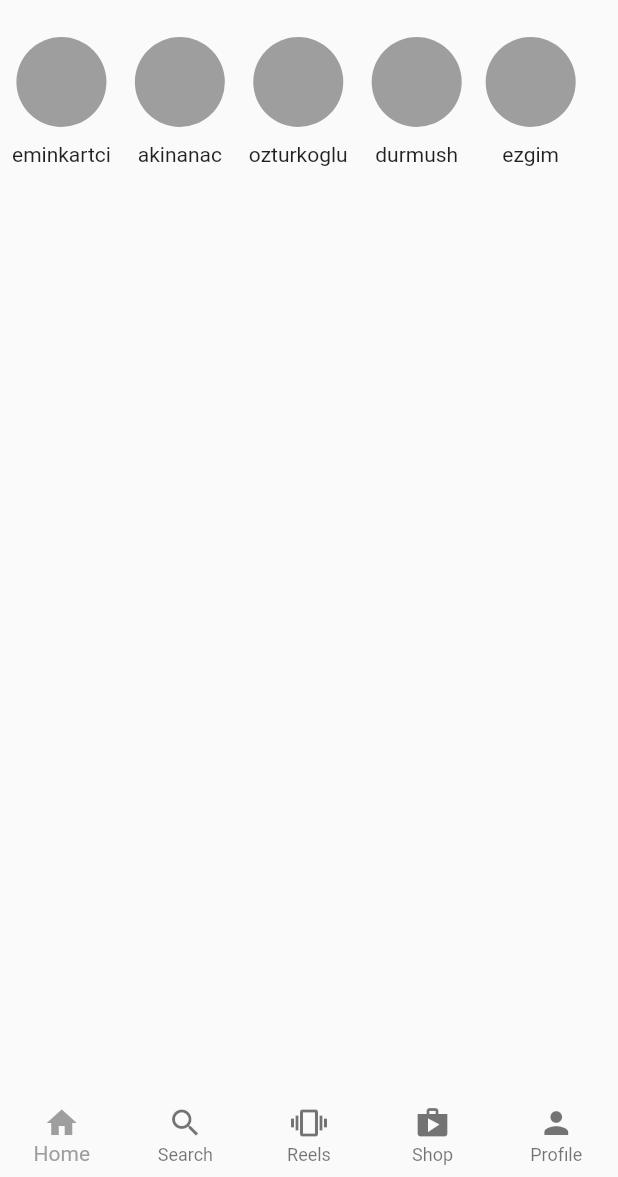
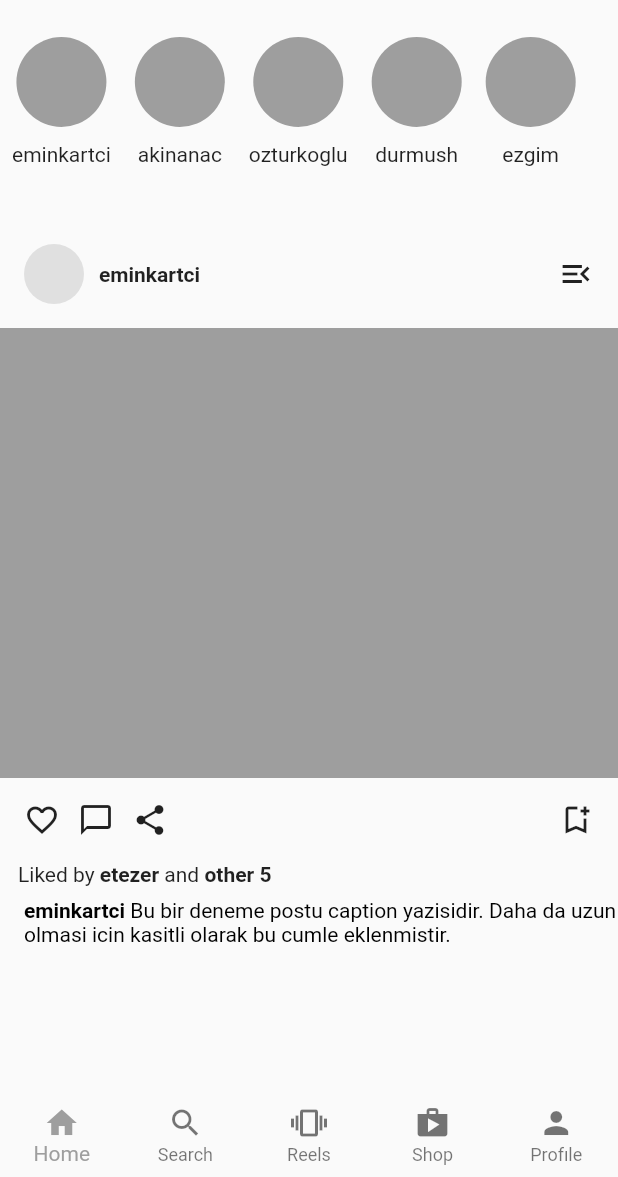
Before and after one commit to eminkartci/Flutter-Instagram-Clone, a Flutter app: the screen it shows after launch, on a phone screen of 412 x 824 dp, the part 59-1236 px from its top. Run offline on Flutter 3.47's test engine with Material 2 defaults, Android fonts, the light colour scheme and no system bars.

Commit message:
Home Page tamamlandi

```diff
--- a/instagram_clone_amean/lib/pages/home.dart
+++ b/instagram_clone_amean/lib/pages/home.dart
@@ -1,5 +1,6 @@
 import 'package:flutter/material.dart';
 import 'package:instagram_clone_amean/pages/util/bubble_stories.dart';
+import 'package:instagram_clone_amean/pages/util/user_posts.dart';
 
 class UserHomePage extends StatelessWidget {
   UserHomePage({Key? key}) : super(key: key);
@@ -11,6 +12,8 @@ class UserHomePage extends StatelessWidget {
     "durmush",
     "ezgim"
   ];
+
+  final List posts = ["eminkartci", "akinanac", "ozturkoglu"];
 
   @override
   Widget build(BuildContext context) {
@@ -49,7 +52,17 @@ class UserHomePage extends StatelessWidget {
                 itemBuilder: (context, index) {
                   return BubbleStory(username: people[index]);
                 },
-              ))
+              )),
+
+          // Posts
+          Container(
+              height: 500,
+              child: ListView.builder(
+                itemCount: posts.length,
+                itemBuilder: (context, index) {
+                  return UserPosts(name: posts[index]);
+                },
+              )),
         ],
       ),
     );
--- a/instagram_clone_amean/lib/pages/util/bubble_stories.dart
+++ b/instagram_clone_amean/lib/pages/util/bubble_stories.dart
@@ -4,7 +4,7 @@ class BubbleStory extends StatelessWidget {
   final username;
 
   // ignore: use_key_in_widget_constructors
-  const BubbleStory({required this.username});
+  const BubbleStory({Key? key, required this.username}) : super(key: key);
 
   @override
   Widget build(BuildContext context) {
--- /dev/null
+++ b/instagram_clone_amean/lib/pages/util/user_posts.dart
@@ -0,0 +1,93 @@
+import 'package:flutter/material.dart';
+
+class UserPosts extends StatelessWidget {
+  final String name;
+
+  const UserPosts({Key? key, required this.name}) : super(key: key);
+
+  @override
+  Widget build(BuildContext context) {
+    return Column(children: [
+      Padding(
+        padding: const EdgeInsets.all(16.0),
+        child: Row(
+          mainAxisAlignment: MainAxisAlignment.spaceBetween,
+          children: [
+            Row(
+              children: [
+                // Profile Photo
+                Container(
+                  width: 40,
+                  height: 40,
+                  decoration: BoxDecoration(
+                      shape: BoxShape.circle, color: Colors.grey[300]),
+                ),
+                const SizedBox(
+                  width: 10,
+                ),
+                // User Name
+                Text(
+                  this.name,
+                  style: const TextStyle(fontWeight: FontWeight.bold),
+                ),
+              ],
+            ),
+            const Icon(Icons.menu_open)
+          ],
+        ),
+      ),
+
+      // POST
+      Container(
+        height: 300,
+        color: Colors.grey,
+      ),
+
+      // Buttons & Comments
+      Padding(
+        padding: const EdgeInsets.all(16.0),
+        child: Row(
+          mainAxisAlignment: MainAxisAlignment.spaceBetween,
+          children: [
+            Row(
+              children: const [
+                Icon(Icons.favorite_border),
+                Padding(
+                  padding: EdgeInsets.symmetric(horizontal: 12),
+                  child: Icon(Icons.chat_bubble_outline),
+                ),
+                Icon(Icons.share),
+              ],
+            ),
+            const Icon(Icons.bookmark_add_outlined)
+          ],
+        ),
+      ),
+      // Liked By
+      Padding(
+        padding: const EdgeInsets.only(left: 12.0),
+        child: Row(children: const [
+          Text("Liked by "),
+          Text("etezer ", style: TextStyle(fontWeight: FontWeight.bold)),
+          Text("and "),
+          Text("other 5", style: TextStyle(fontWeight: FontWeight.bold))
+        ]),
+      ),
+
+      // Caption
+      Padding(
+          padding: const EdgeInsets.only(left: 16.0, top: 8),
+          child: RichText(
+              text: TextSpan(style: TextStyle(color: Colors.black), children: [
+            TextSpan(
+                text: name,
+                style: const TextStyle(fontWeight: FontWeight.bold)),
+            const TextSpan(
+                text:
+                    " Bu bir deneme postu caption yazisidir. Daha da uzun olmasi icin kasitli olarak bu cumle eklenmistir.")
+          ]))),
+
+      // Comments
+    ]);
+  }
+}
```
